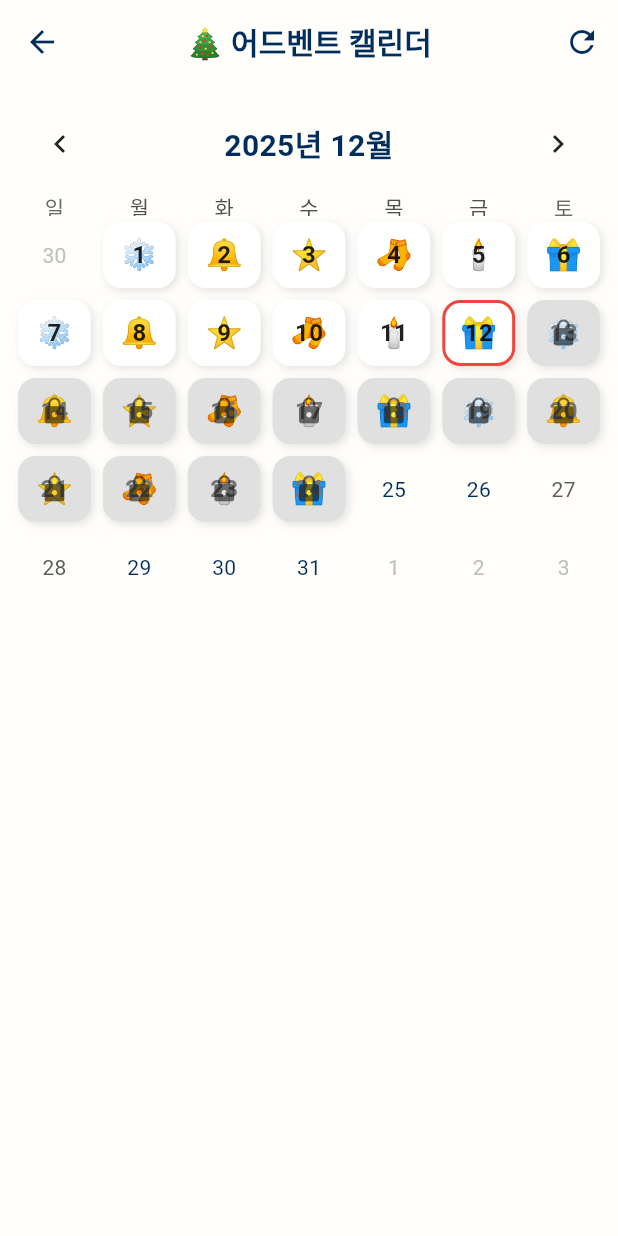
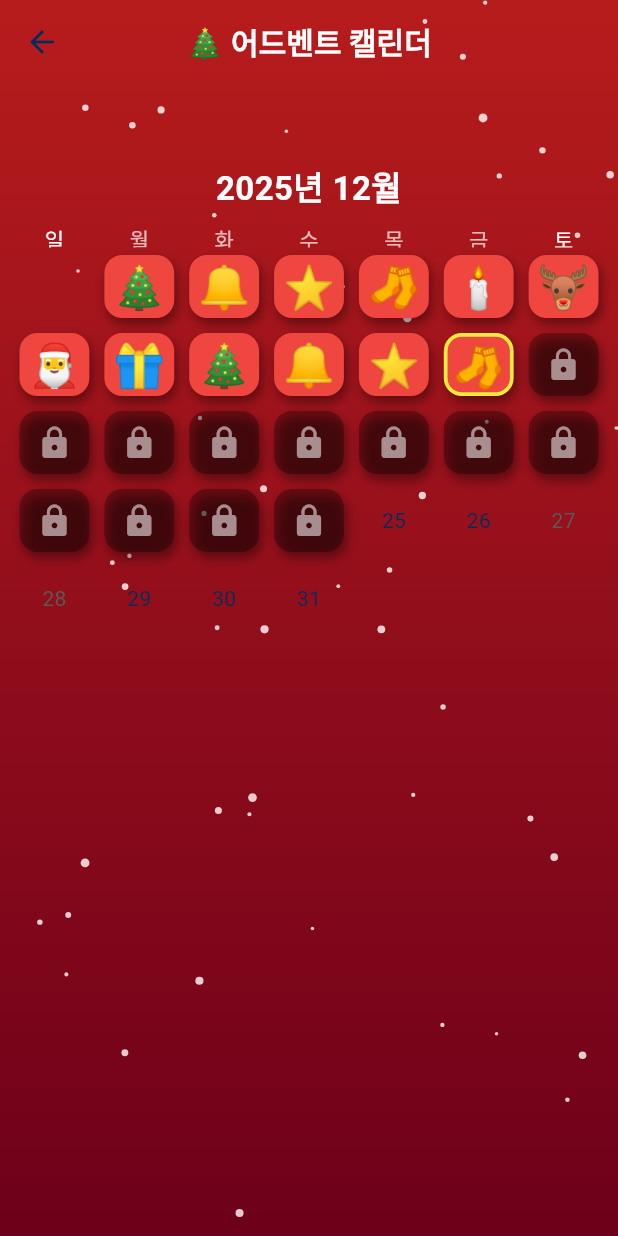
Before and after one commit to Sunghaeun/Moapp_finalproject, a Flutter app: the AdventCalendarScreen screen opened directly, on a phone screen of 412 x 824 dp. Run offline on Flutter 3.47's test engine with Material 3 defaults, Android fonts, the phone set to English and light mode, and no system bars; drawn by our look-alikes of table_calendar; our stand-ins replace confetti, flutter_animate, flutter_dotenv, flutter_map, flutter_markdown, flutter_swiper_view and 7 more; accounts and stored records are empty.

Commit message:
ui수정

```diff
--- a/lib/screens/advent_calendar_screen.dart
+++ b/lib/screens/advent_calendar_screen.dart
@@ -2,7 +2,9 @@ import 'dart:math';
 import 'package:flutter/material.dart';
 import 'package:table_calendar/table_calendar.dart';
 import 'package:confetti/confetti.dart';
+
 import '../models/advent_mission.dart';
+import '../widgets/snowfall_widget.dart';
 import '../services/advent_service.dart';
 
 class AdventCalendarScreen extends StatefulWidget {
@@ -16,21 +18,23 @@ class _AdventCalendarScreenState extends State<AdventCalendarScreen> {
   final AdventService _adventService = AdventService();
   late List<AdventMission> _missions;
   bool _isLoading = true;
+
   late ConfettiController _confettiController;
+
   final DateTime _today = DateTime.now();
   final DateTime _decemberFirst = DateTime(_getValidYear(), 12, 1);
   final DateTime _decemberLast = DateTime(_getValidYear(), 12, 31);
 
   static int _getValidYear() {
     final now = DateTime.now();
-    // 12월이 아니면 작년 12월 캘린더를 보여주거나, 올해 12월을 준비
-    return now.month == 12 ? now.year : DateTime.now().year;
+    return now.year;
   }
 
   @override
   void initState() {
     super.initState();
-    _confettiController = ConfettiController(duration: const Duration(seconds: 1));
+    _confettiController =
+        ConfettiController(duration: const Duration(seconds: 3));
     _loadMissions();
   }
 
@@ -51,7 +55,6 @@ class _AdventCalendarScreenState extends State<AdventCalendarScreen> {
   void _onDaySelected(DateTime selectedDay, DateTime focusedDay) {
     if (selectedDay.month != 12 || selectedDay.day > 24) return;
 
-    // 오늘 이전 날짜이거나 오늘 날짜인 경우에만 미션 확인 가능
     if (selectedDay.isAfter(_today.add(const Duration(days: 1)))) {
       ScaffoldMessenger.of(context).showSnackBar(
         const SnackBar(
@@ -71,13 +74,20 @@ class _AdventCalendarScreenState extends State<AdventCalendarScreen> {
     showDialog(
       context: context,
       builder: (context) => AlertDialog(
-        shape: RoundedRectangleBorder(borderRadius: BorderRadius.circular(20)),
-        title: Text('🎄 ${mission.day}일차 미션', style: const TextStyle(fontWeight: FontWeight.bold)),
+        shape:
+            RoundedRectangleBorder(borderRadius: BorderRadius.circular(20)),
+        title: Text(
+          '🎄 ${mission.day}일차 미션',
+          style: const TextStyle(fontWeight: FontWeight.bold),
+        ),
         content: Column(
           mainAxisSize: MainAxisSize.min,
           children: [
-            const SizedBox(height: 10),
-            Text(mission.task, style: const TextStyle(fontSize: 18), textAlign: TextAlign.center),
+            Text(
+              mission.task,
+              style: const TextStyle(fontSize: 18),
+              textAlign: TextAlign.center,
+            ),
             const SizedBox(height: 20),
             if (mission.isCompleted)
               const Row(
@@ -85,13 +95,19 @@ class _AdventCalendarScreenState extends State<AdventCalendarScreen> {
                 children: [
                   Icon(Icons.check_circle, color: Colors.green),
                   SizedBox(width: 8),
-                  Text('미션 완료!', style: TextStyle(color: Colors.green, fontWeight: FontWeight.bold)),
+                  Text(
+                    '미션 완료!',
+                    style: TextStyle(
+                        color: Colors.green, fontWeight: FontWeight.bold),
+                  ),
                 ],
               )
           ],
         ),
         actions: [
-          TextButton(onPressed: () => Navigator.pop(context), child: const Text('닫기')),
+          TextButton(
+              onPressed: () => Navigator.pop(context),
+              child: const Text('닫기')),
           if (!mission.isCompleted)
             ElevatedButton(
               onPressed: () async {
@@ -102,8 +118,12 @@ class _AdventCalendarScreenState extends State<AdventCalendarScreen> {
                 Navigator.pop(context);
                 _confettiController.play();
               },
-              style: ElevatedButton.styleFrom(backgroundColor: const Color(0xFFEF463F)),
-              child: const Text('미션 완료!', style: TextStyle(color: Colors.white)),
+              style: ElevatedButton.styleFrom(
+                  backgroundColor: const Color(0xFFEF463F)),
+              child: const Text(
+                '미션 완료!',
+                style: TextStyle(color: Colors.white),
+              ),
             ),
         ],
       ),
@@ -113,56 +133,81 @@ class _AdventCalendarScreenState extends State<AdventCalendarScreen> {
   @override
   Widget build(BuildContext context) {
     return Scaffold(
+      extendBodyBehindAppBar: true,
       appBar: AppBar(
-        title: const Text('🎄 어드벤트 캘린더'),
+        title: const Text(
+          '🎄 어드벤트 캘린더',
+          style: TextStyle(color: Colors.white, fontWeight: FontWeight.bold),
+        ),
         centerTitle: true,
-        actions: [
-          // 테스트용 리셋 버튼
-          IconButton(
-            icon: const Icon(Icons.refresh),
-            onPressed: () async {
-              await _adventService.resetAllMissions();
-              _loadMissions();
-            },
-          ),
-        ],
+        backgroundColor: Colors.transparent,
+        elevation: 0,
       ),
       body: Stack(
         children: [
+          // Background
+          Container(
+            decoration: const BoxDecoration(
+              gradient: LinearGradient(
+                begin: Alignment.topCenter,
+                end: Alignment.bottomCenter,
+                colors: [Color(0xFFB71C1C), Color(0xFF6D001A)],
+              ),
+            ),
+          ),
+
+          const SnowfallWidget(numberOfSnowflakes: 50),
+
           if (_isLoading)
             const Center(child: CircularProgressIndicator())
           else
             Padding(
-              padding: const EdgeInsets.all(8.0),
+              padding: const EdgeInsets.only(top: 100, left: 8, right: 8),
               child: TableCalendar(
                 locale: 'ko_KR',
                 focusedDay: _decemberFirst,
                 firstDay: _decemberFirst,
                 lastDay: _decemberLast,
                 headerStyle: const HeaderStyle(
+                  leftChevronVisible: false,
+                  rightChevronVisible: false,
                   formatButtonVisible: false,
                   titleCentered: true,
-                  titleTextStyle: TextStyle(fontSize: 20, fontWeight: FontWeight.bold),
+                  titleTextStyle: TextStyle(
+                      fontSize: 22,
+                      fontWeight: FontWeight.bold,
+                      color: Colors.white),
+                ),
+                daysOfWeekStyle: const DaysOfWeekStyle(
+                  weekdayStyle: TextStyle(color: Colors.white70),
+                  weekendStyle: TextStyle(color: Colors.white),
                 ),
                 calendarBuilders: CalendarBuilders(
                   defaultBuilder: (context, day, focusedDay) {
                     if (day.month != 12 || day.day > 24) return null;
-
-                    final mission = _missions.firstWhere((m) => m.day == day.day);
+                    final mission =
+                        _missions.firstWhere((m) => m.day == day.day);
                     final isLocked = day.isAfter(_today);
-
-                    return _buildCalendarCell(day.day, mission.isCompleted, isLocked);
+                    return _buildCalendarCell(
+                        day.day, mission.isCompleted, isLocked);
                   },
                   todayBuilder: (context, day, focusedDay) {
-                    if (day.month != 12 || day.day > 24) return null;
-                    final mission = _missions.firstWhere((m) => m.day == day.day);
-                    return _buildCalendarCell(day.day, mission.isCompleted, false, isToday: true);
+                    final mission =
+                        _missions.firstWhere((m) => m.day == day.day);
+                    return _buildCalendarCell(
+                        day.day, mission.isCompleted, false,
+                        isToday: true);
                   },
-                  outsideBuilder: (context, day, focusedDay) => const SizedBox(),
+                  outsideBuilder: (_, __, ___) =>
+                      const SizedBox.shrink(),
+                  disabledBuilder: (_, __, ___) =>
+                      const SizedBox.shrink(),
                 ),
                 onDaySelected: _onDaySelected,
               ),
             ),
+
+          // ⭐ Star Confetti
           Align(
             alignment: Alignment.topCenter,
             child: ConfettiWidget(
@@ -170,12 +215,19 @@ class _AdventCalendarScreenState extends State<AdventCalendarScreen> {
               blastDirectionality: BlastDirectionality.explosive,
               shouldLoop: false,
               colors: const [
-                Colors.green, Colors.red, Colors.yellow, Colors.blue, Colors.white
+                Colors.red,
+                Colors.white,
+                Colors.green,
+                Color(0xFFFBCB0A),
+                Colors.lightBlue,
               ],
+              numberOfParticles: 30,
+              emissionFrequency: 0.05,
+              maxBlastForce: 25,
+              minBlastForce: 5,
+              gravity: 0.1,
               particleDrag: 0.05,
-              emissionFrequency: 0.05,
-              numberOfParticles: 20,
-              gravity: 0.05,
+              createParticlePath: (size) => _drawStar(size),
             ),
           ),
         ],
@@ -183,46 +235,71 @@ class _AdventCalendarScreenState extends State<AdventCalendarScreen> {
     );
   }
 
-  Widget _buildCalendarCell(int day, bool isCompleted, bool isLocked, {bool isToday = false}) {
-    final List<String> icons = ['🎁', '❄️', '🔔', '⭐', '🧦', '🕯️'];
-    final randomIcon = icons[day % icons.length];
+  // ⭐ Star Path
+  Path _drawStar(Size size) {
+    double degToRad(double deg) => deg * (pi / 180.0);
 
-    return Container(
-      margin: const EdgeInsets.all(4),
+    const points = 5;
+    final half = size.width / 2;
+    final outer = half;
+    final inner = half / 2.5;
+    final step = degToRad(360 / points);
+    final halfStep = step / 2;
+
+    final path = Path();
+    path.moveTo(size.width, half);
+
+    for (double angle = 0; angle < degToRad(360); angle += step) {
+      path.lineTo(
+        half + outer * cos(angle),
+        half + outer * sin(angle),
+      );
+      path.lineTo(
+        half + inner * cos(angle + halfStep),
+        half + inner * sin(angle + halfStep),
+      );
+    }
+
+    path.close();
+    return path;
+  }
+
+  Widget _buildCalendarCell(int day, bool isCompleted, bool isLocked,
+      {bool isToday = false}) {
+    final icons = ['🎁', '🎄', '🔔', '⭐', '🧦', '🕯️', '🦌', '🎅'];
+    final icon = icons[day % icons.length];
+
+    Color bg;
+    Widget content;
+
+    if (isLocked) {
+      bg = Colors.black.withOpacity(0.3);
+      content = const Icon(Icons.lock, color: Colors.white54);
+    } else if (isCompleted) {
+      bg = const Color(0xFFFBCB0A);
+      content = const Icon(Icons.star, color: Colors.white, size: 32);
+    } else {
+      bg = const Color(0xFFEF463F);
+      content = Text(icon, style: const TextStyle(fontSize: 28));
+    }
+
+    return AnimatedContainer(
+      duration: const Duration(milliseconds: 300),
+      margin: const EdgeInsets.all(5),
       decoration: BoxDecoration(
-        color: isLocked
-            ? Colors.grey.shade300
-            : isCompleted
-                ? Colors.green.shade100
-                : Colors.white,
+        color: bg,
         borderRadius: BorderRadius.circular(12),
-        border: isToday ? Border.all(color: const Color(0xFFEF463F), width: 2) : null,
+        border:
+            isToday ? Border.all(color: Colors.yellow, width: 2.5) : null,
         boxShadow: [
           BoxShadow(
-            color: Colors.black.withOpacity(0.1),
-            blurRadius: 4,
-            offset: const Offset(2, 2),
+            color: Colors.black.withOpacity(0.4),
+            blurRadius: 6,
+            offset: const Offset(2, 4),
           ),
         ],
       ),
-      child: Stack(
-        alignment: Alignment.center,
-        children: [
-          if (!isCompleted) Text(randomIcon, style: const TextStyle(fontSize: 20)),
-          Text(
-            '$day',
-            style: TextStyle(
-              fontWeight: FontWeight.bold,
-              color: isLocked ? Colors.grey.shade600 : Colors.black87,
-              fontSize: 16,
-            ),
-          ),
-          if (isCompleted)
-            const Text('✅', style: TextStyle(fontSize: 24)),
-          if (isLocked)
-            const Icon(Icons.lock, color: Colors.black54, size: 20),
-        ],
-      ),
+      child: Center(child: content),
     );
   }
 }
--- a/pubspec.yaml
+++ b/pubspec.yaml
@@ -51,6 +51,7 @@ dependencies:
   flutter_swiper_view: ^1.1.8     # 질문/테스트 카드 swipe UI
   percent_indicator: ^4.2.3       # 테스트 진행률 표시
   flutter_animate: ^4.5.0         # 애니메이션 효과
+  share_plus: ^7.2.2
 
   # 그 외 필요하면 share_plus 같은 패키지도 여기에 추가 가능
   # share_plus: ^7.2.0
```
Also changed, not shown: lib/screens/personality_result_screen.dart (+101 -22 lines), pubspec.lock, 4 other files.
